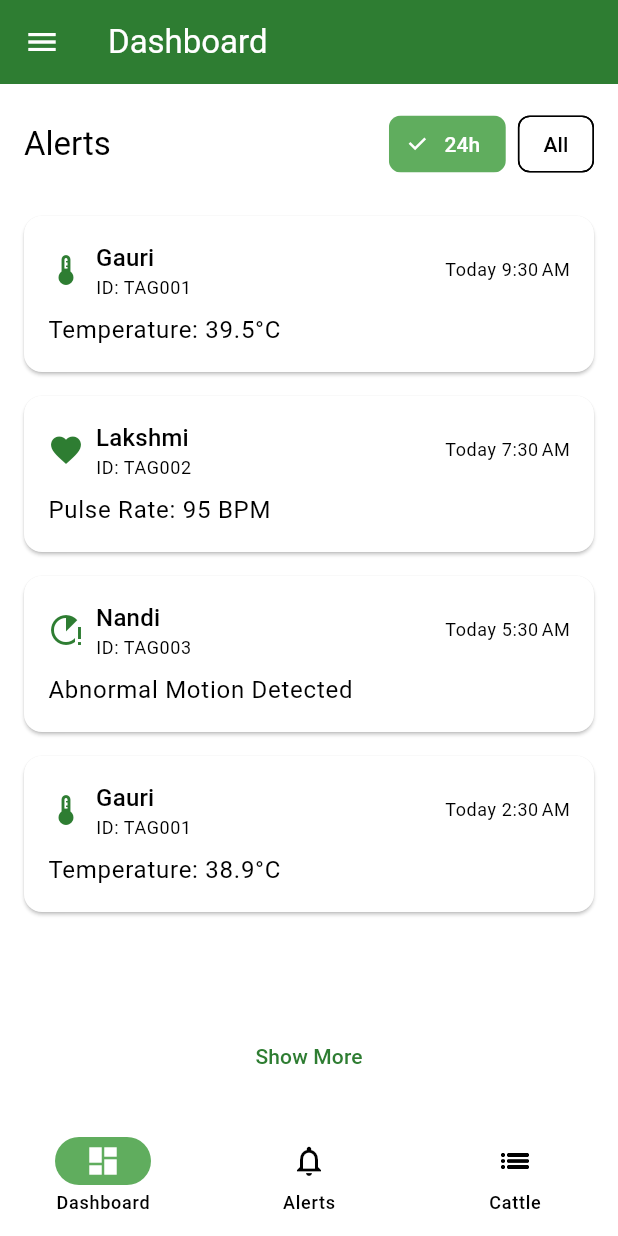
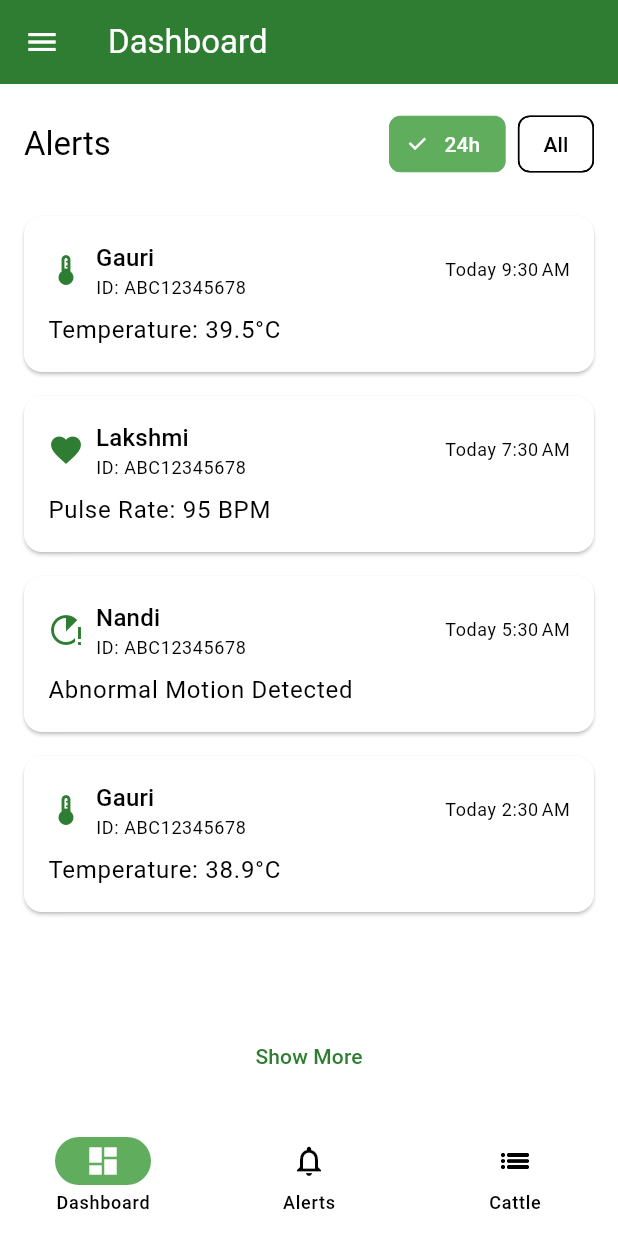
Before and after one commit to RitwikSingh28/PashuSehat, a Flutter app: the DashboardScreen screen opened by its route, on a phone screen of 412 x 824 dp. Run offline on Flutter 3.47's test engine with Material 3 defaults, Android fonts, the phone set to English and light mode, and no system bars; our stand-ins replace dio, equatable, fl_chart, flutter_bloc, flutter_secure_storage, freezed_annotation and 3 more; accounts and stored records are empty; network calls fail.

```diff
--- a/lib/core/constants/api_constants.dart
+++ b/lib/core/constants/api_constants.dart
@@ -1,5 +1,5 @@
 class ApiConstants {
-  static const String baseUrl = 'http://3.108.16.86:3000/api';
+  static const String baseUrl = 'http://52.66.237.145:3000/api';
 
   // Auth endpoints
   static const String register = '/auth/signup';
--- a/lib/features/alerts/bloc/alert_bloc.dart
+++ b/lib/features/alerts/bloc/alert_bloc.dart
@@ -91,7 +91,7 @@ class AlertBloc extends Bloc<AlertEvent, AlertState> {
 
       // Update the alert in the current list
       final updatedAlerts = _currentAlerts.map((alert) {
-        if (alert.alertId == event.alertId) {
+        if (alert.id == event.alertId) {
           return acknowledgedAlert;
         }
         return alert;
--- a/lib/features/alerts/models/alert_model.dart
+++ b/lib/features/alerts/models/alert_model.dart
@@ -2,22 +2,6 @@ import 'package:freezed_annotation/freezed_annotation.dart';
 
 part 'alert_model.freezed.dart';
 part 'alert_model.g.dart';
-
-DateTime _timestampFromJson(dynamic value) {
-  if (value == null) throw ArgumentError('Timestamp cannot be null');
-  if (value is int) return DateTime.fromMillisecondsSinceEpoch(value);
-  if (value is String) return DateTime.parse(value);
-  if (value is DateTime) return value;
-  throw ArgumentError('Invalid timestamp format: $value');
-}
-
-DateTime? _nullableTimestampFromJson(dynamic value) {
-  if (value == null) return null;
-  if (value is int) return DateTime.fromMillisecondsSinceEpoch(value);
-  if (value is String) return DateTime.parse(value);
-  if (value is DateTime) return value;
-  throw ArgumentError('Invalid timestamp format: $value');
-}
 
 enum AlertType {
   @JsonValue('temperature')
@@ -49,25 +33,27 @@ enum AlertStatus {
 @freezed
 class AlertThreshold with _$AlertThreshold {
   const factory AlertThreshold({
-    double? min,
-    double? max,
+    required double? min,
+    required double? max,
   }) = _AlertThreshold;
 
-  factory AlertThreshold.fromJson(Map<String, dynamic> json) => _$AlertThresholdFromJson(json);
+  factory AlertThreshold.fromJson(Map<String, dynamic> json) =>
+      _$AlertThresholdFromJson(json);
 }
 
 @freezed
 class Alert with _$Alert {
   const factory Alert({
-    required String id,
+    @JsonKey(name: 'alertId') required String id,
+    required String userId,
     required String cattleId,
+    String? cattleName,
     required String tagId,
     @JsonKey(fromJson: _timestampFromJson) required DateTime timestamp,
     required AlertType type,
+    required AlertSeverity severity,
     required double value,
-    String? cattleName,
-    AlertSeverity? severity,
-    AlertThreshold? threshold,
+    required AlertThreshold threshold,
     @Default(AlertStatus.newAlert) AlertStatus status,
     String? acknowledgedBy,
     @JsonKey(fromJson: _nullableTimestampFromJson) DateTime? acknowledgedAt,
@@ -75,3 +61,19 @@ class Alert with _$Alert {
 
   factory Alert.fromJson(Map<String, dynamic> json) => _$AlertFromJson(json);
 }
+
+DateTime _timestampFromJson(dynamic value) {
+  if (value == null) throw ArgumentError('Timestamp cannot be null');
+  if (value is int) return DateTime.fromMillisecondsSinceEpoch(value);
+  if (value is String) return DateTime.parse(value);
+  if (value is DateTime) return value;
+  throw ArgumentError('Invalid timestamp format: $value');
+}
+
+DateTime? _nullableTimestampFromJson(dynamic value) {
+  if (value == null) return null;
+  if (value is int) return DateTime.fromMillisecondsSinceEpoch(value);
+  if (value is String) return DateTime.parse(value);
+  if (value is DateTime) return value;
+  throw ArgumentError('Invalid timestamp format: $value');
+}
--- a/lib/features/alerts/repositories/alert_repository.dart
+++ b/lib/features/alerts/repositories/alert_repository.dart
@@ -37,10 +37,16 @@ class AlertRepository {
     }
 
     try {
+      print('Making GET request to ${_dio.options.baseUrl}/alerts');
+      print('Query parameters: $queryParams');
+
       final response = await _dio.get(
         '/alerts',
         queryParameters: queryParams,
       );
+
+      print('Response status: ${response.statusCode}');
+      print('Response data: ${response.data}');
 
       if (response.statusCode == 200) {
         final List<dynamic> data = response.data;
--- a/lib/features/dashboard/screens/dashboard_screen.dart
+++ b/lib/features/dashboard/screens/dashboard_screen.dart
@@ -21,37 +21,61 @@ class _DashboardScreenState extends State<DashboardScreen> {
       id: '1',
       cattleId: 'C001',
       cattleName: 'Gauri',
-      tagId: 'TAG001',
+      userId: 'user123',
+      tagId: 'ABC12345678',
       timestamp: DateTime.now().subtract(const Duration(hours: 1)),
       type: AlertType.temperature,
       value: 39.5,
+      severity: AlertSeverity.high,
+      threshold: const AlertThreshold(
+        min: 38.0,
+        max: 39.5,
+      ),
     ),
     Alert(
       id: '2',
       cattleId: 'C002',
       cattleName: 'Lakshmi',
-      tagId: 'TAG002',
+      userId: 'user123',
+      tagId: 'ABC12345678',
       timestamp: DateTime.now().subtract(const Duration(hours: 3)),
       type: AlertType.pulseRate,
       value: 95,
+      severity: AlertSeverity.medium,
+      threshold: const AlertThreshold(
+        min: 60,
+        max: 80,
+      ),
     ),
     Alert(
       id: '3',
       cattleId: 'C003',
       cattleName: 'Nandi',
-      tagId: 'TAG003',
+      userId: 'user123',
+      tagId: 'ABC12345678',
       timestamp: DateTime.now().subtract(const Duration(hours: 5)),
       type: AlertType.motion,
       value: 1.0,
+      severity: AlertSeverity.low,
+      threshold: const AlertThreshold(
+        min: 0,
+        max: 1,
+      ),
     ),
     Alert(
       id: '4',
       cattleId: 'C001',
       cattleName: 'Gauri',
-      tagId: 'TAG001',
+      userId: 'user123',
+      tagId: 'ABC12345678',
       timestamp: DateTime.now().subtract(const Duration(hours: 8)),
       type: AlertType.temperature,
       value: 38.9,
+      severity: AlertSeverity.low,
+      threshold: const AlertThreshold(
+        min: 38.0,
+        max: 39.5,
+      ),
     ),
 
     // Older alerts (beyond 24 hours)
@@ -59,19 +83,31 @@ class _DashboardScreenState extends State<DashboardScreen> {
       id: '5',
       cattleId: 'C004',
       cattleName: 'Shiva',
-      tagId: 'TAG004',
+      userId: 'user123',
+      tagId: 'ABC12345678',
       timestamp: DateTime.now().subtract(const Duration(days: 2)),
       type: AlertType.pulseRate,
       value: 92,
+      severity: AlertSeverity.high,
+      threshold: const AlertThreshold(
+        min: 60,
+        max: 80,
+      ),
     ),
     Alert(
       id: '6',
       cattleId: 'C002',
       cattleName: 'Lakshmi',
-      tagId: 'TAG002',
+      userId: 'user123',
+      tagId: 'ABC12345678',
       timestamp: DateTime.now().subtract(const Duration(days: 3)),
       type: AlertType.motion,
-      value: 1.0,
+      value: 0.8,
+      severity: AlertSeverity.medium,
+      threshold: const AlertThreshold(
+        min: 0,
+        max: 1,
+      ),
     ),
   ];
 
```
Also changed, not shown: lib/features/alerts/screens/alert_details_screen.dart (+37 -30 lines), lib/features/alerts/screens/alerts_screen.dart (+73 -61 lines), lib/routes/app_router.dart (+27 -10 lines), lib/features/alerts/models/alert_model.freezed.dart, lib/features/alerts/models/alert_model.g.dart.
